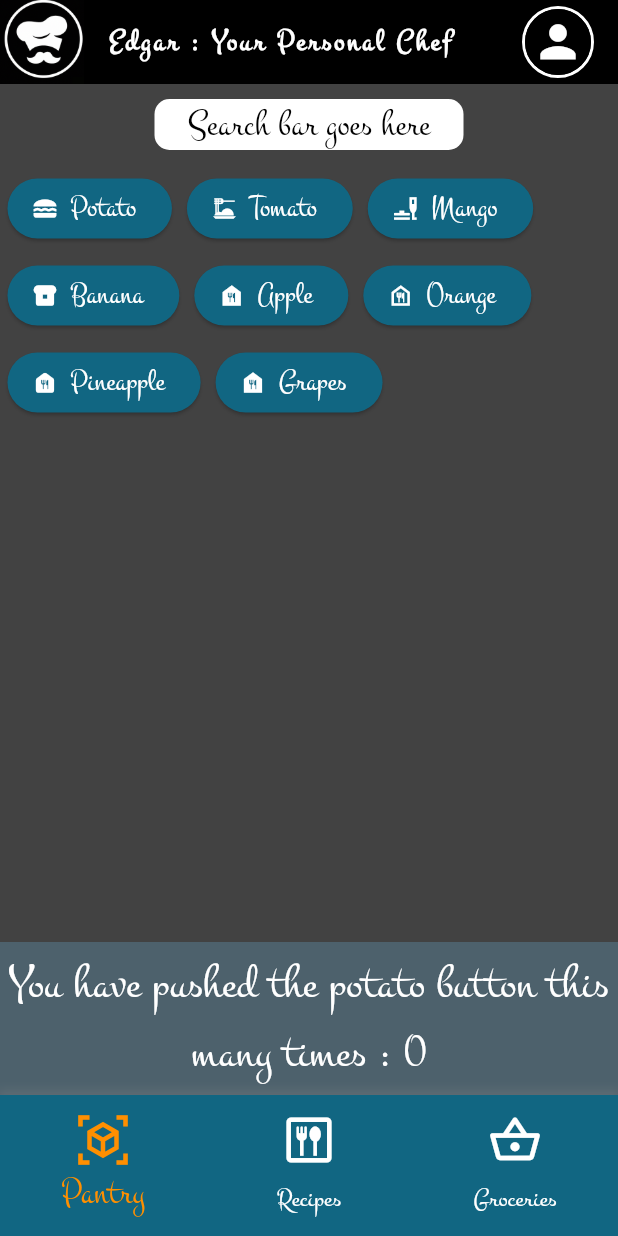
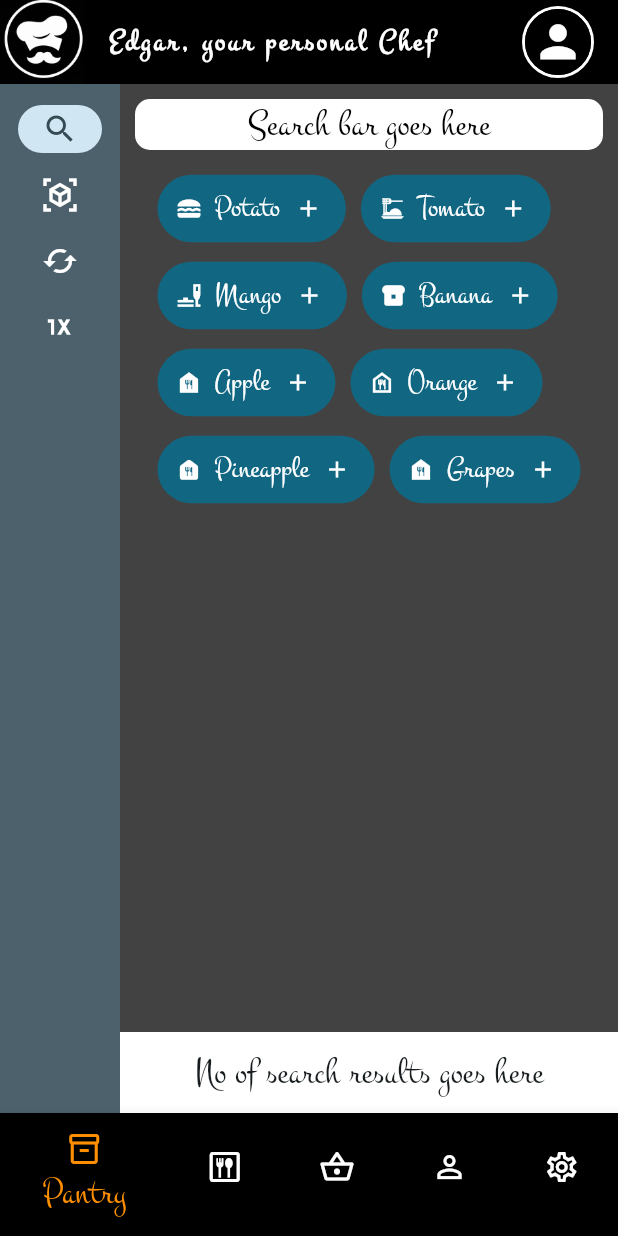
Before and after one commit to cryptoblivious/Edgar, a Flutter app: the screen it shows after launch, on a phone screen of 412 x 824 dp. Run offline on Flutter 3.47's test engine with Material 2 defaults, Android fonts, the phone set to English and light mode, and no system bars.

Commit message:
Search submenu going on well and multiple submenu placeholders added

```diff
--- a/lib/main.dart
+++ b/lib/main.dart
@@ -16,45 +16,60 @@ class App extends StatelessWidget {
           fontFamily: 'Montez',
           useMaterial3: true,
           splashColor: Colors.amber[800]!.withAlpha(50)),
-      home: const Home(titleTextValue: 'Edgar : Your Personal Chef'),
+      home: const Home(),
     );
   }
 }
 
 class Home extends StatefulWidget {
-  const Home({super.key, required this.titleTextValue});
-
-  final String titleTextValue;
+  const Home({super.key});
 
   @override
   State<Home> createState() => _HomeState();
 }
 
 class _HomeState extends State<Home> {
-  int _selectedIndex = 0;
+  int _selectedMenuIndex = 0;
 
   void _onItemTapped(int index) {
     setState(() {
-      _selectedIndex = index;
-      print(_selectedIndex);
+      _selectedMenuIndex = index;
     });
   }
 
   @override
   Widget build(BuildContext context) {
     Widget body;
-    switch (_selectedIndex) {
+    switch (_selectedMenuIndex) {
       case 0:
-        body = const PantryBody();
+        body = const PantryPage();
         break;
       case 1:
-        body = const Text('Recipes');
+        body = Container(
+            color: Theme.of(context).colorScheme.primaryContainer,
+            child: const Center(
+                child: Text('Recipes', style: TextStyle(fontSize: 64))));
         break;
       case 2:
-        body = const Text('Groceries');
+        body = Container(
+            color: Theme.of(context).colorScheme.primaryContainer,
+            child: const Center(
+                child: Text('Groceries', style: TextStyle(fontSize: 64))));
+        break;
+      case 3:
+        body = Container(
+            color: Theme.of(context).colorScheme.primaryContainer,
+            child: const Center(
+                child: Text('Profile', style: TextStyle(fontSize: 64))));
+        break;
+      case 4:
+        body = Container(
+            color: Theme.of(context).colorScheme.primaryContainer,
+            child: const Center(
+                child: Text('Settings', style: TextStyle(fontSize: 64))));
         break;
       default:
-        body = const Text('Pantry');
+        throw UnimplementedError('No widget for index $_selectedMenuIndex');
     }
     return Scaffold(
         appBar: AppBar(
@@ -64,7 +79,7 @@ class _HomeState extends State<Home> {
           title: Row(
             mainAxisAlignment: MainAxisAlignment.spaceBetween,
             children: [
-              Text(widget.titleTextValue,
+              Text('Edgar, your personal Chef',
                   style: TextStyle(
                     color: Theme.of(context).colorScheme.onPrimary,
                     fontWeight: FontWeight.bold,
@@ -92,73 +107,87 @@ class _HomeState extends State<Home> {
           centerTitle: true,
         ),
         body: body,
-        bottomNavigationBar: Container(
-          decoration: BoxDecoration(
-            color: Theme.of(context)
-                .colorScheme
-                .background, // Set the desired background color for the ledge
-            boxShadow: [
-              BoxShadow(
-                color: Colors.grey.withOpacity(0.3),
-                blurRadius: 5,
-                spreadRadius: 2,
-              ),
-            ],
-          ),
-          child: BottomNavigationBar(
-            currentIndex: _selectedIndex,
+        bottomNavigationBar: BottomNavigationBar(
+          currentIndex: _selectedMenuIndex,
           onTap: _onItemTapped,
-            iconSize: 36,
+          iconSize: 24,
           unselectedItemColor: Theme.of(context).colorScheme.onPrimary,
           selectedItemColor: Colors.amber[800],
           unselectedFontSize: 18,
           selectedFontSize: 24,
           landscapeLayout: BottomNavigationBarLandscapeLayout.centered,
-            backgroundColor: Theme.of(context).colorScheme.primary,
           items: const <BottomNavigationBarItem>[
             BottomNavigationBarItem(
-                icon: Icon(Icons.view_in_ar_sharp),
+                icon: Icon(Icons.inventory_2_outlined),
                 label: 'Pantry',
-              ),
+                backgroundColor: Colors.black),
             BottomNavigationBarItem(
                 icon: Icon(Icons.dining_outlined),
                 label: 'Recipes',
-              ),
+                backgroundColor: Colors.black),
             BottomNavigationBarItem(
                 icon: Icon(Icons.shopping_basket_outlined),
                 label: 'Groceries',
-              ),
+                backgroundColor: Colors.black),
+            BottomNavigationBarItem(
+                icon: Icon(Icons.person_outline),
+                label: 'Profile',
+                backgroundColor: Colors.black),
+            BottomNavigationBarItem(
+                icon: Icon(Icons.settings_outlined),
+                label: 'Settings',
+                backgroundColor: Colors.black),
           ],
-          ),
         ));
   }
 }
 
-class ProductIconLabelButton extends StatelessWidget {
+class ProductIconLabelButton extends StatefulWidget {
   const ProductIconLabelButton(
-      {super.key,
-      required this.productName,
-      required this.productIcon,
-      required this.onPressed});
+      {super.key, required this.productName, required this.productIcon});
 
   final String productName;
   final IconData productIcon;
-  final VoidCallback? onPressed;
+
+  @override
+  State<ProductIconLabelButton> createState() => _ProductIconLabelButtonState();
+}
+
+class _ProductIconLabelButtonState extends State<ProductIconLabelButton> {
+  List<IconData> icons = [
+    Icons.add,
+    Icons.cached,
+    Icons.one_x_mobiledata,
+  ];
+
+  void _rotateIcon() {
+    setState(() {
+      //make it so the second icon is the first icon, and the first icon is the last icon
+      icons.add(icons.removeAt(0));
+    });
+  }
 
   @override
   Widget build(BuildContext context) {
     return Container(
       margin: const EdgeInsets.all(5),
-      child: ElevatedButton.icon(
-        onPressed: onPressed,
+      child: TextButton.icon(
+        onPressed: _rotateIcon,
         icon: Icon(
-          productIcon,
+          widget.productIcon,
         ),
-        label: Text(
-          productName,
+        label: Row(
+          mainAxisSize: MainAxisSize.min,
+          children: [
+            Text(
+              widget.productName,
               style: const TextStyle(
                 fontSize: 20,
               ),
+            ),
+            const SizedBox(width: 10),
+            Icon(icons[0]),
+          ],
         ),
         style: ButtonStyle(
           foregroundColor: MaterialStateProperty.all<Color>(
@@ -181,39 +210,37 @@ class ProductIconLabelButton extends StatelessWidget {
   }
 }
 
-class PantryBody extends StatefulWidget {
-  const PantryBody({super.key});
+class PantrySearchContent extends StatefulWidget {
+  const PantrySearchContent({super.key});
 
   @override
-  State<PantryBody> createState() => _PantryBodyState();
+  State<PantrySearchContent> createState() => _PantrySearchContentState();
 }
 
-class _PantryBodyState extends State<PantryBody> {
-  int _counter = 0;
+class _PantrySearchContentState extends State<PantrySearchContent> {
+  String? selectedItem;
 
-  void _incrementCounter() {
+  void _setSelectedItem(String e) {
     setState(() {
-      _counter++;
+      selectedItem = e;
     });
   }
 
   @override
   Widget build(BuildContext context) {
-    return Container(
-      width: double.infinity,
+    return Expanded(
+      child: Container(
         color: Colors.grey[800],
         child: Column(
-        crossAxisAlignment: CrossAxisAlignment.start,
           children: <Widget>[
-          Center(
-            child: LayoutBuilder(
+            LayoutBuilder(
               builder: (BuildContext context, BoxConstraints constraints) {
                 return Container(
                   margin: const EdgeInsets.all(10),
                   decoration: BoxDecoration(
                       color: Colors.white,
                       borderRadius: BorderRadius.circular(10)),
-                  width: constraints.maxWidth * 0.5,
+                  width: constraints.maxWidth,
                   child: const Text(
                     'Search bar goes here',
                     textAlign: TextAlign.center,
@@ -222,61 +249,151 @@ class _PantryBodyState extends State<PantryBody> {
                 );
               },
             ),
-          ),
-          Expanded(
+            const Expanded(
               child: Wrap(
-              alignment: WrapAlignment.start,
                 children: [
                   ProductIconLabelButton(
                     productName: 'Potato',
                     productIcon: Icons.lunch_dining,
-                    onPressed: _incrementCounter),
+                  ),
                   ProductIconLabelButton(
                     productName: 'Tomato',
                     productIcon: Icons.dinner_dining,
-                    onPressed: () {}),
+                  ),
                   ProductIconLabelButton(
                     productName: 'Mango',
                     productIcon: Icons.brunch_dining,
-                    onPressed: () {}),
+                  ),
                   ProductIconLabelButton(
                     productName: 'Banana',
                     productIcon: Icons.breakfast_dining,
-                    onPressed: () {}),
+                  ),
                   ProductIconLabelButton(
                     productName: 'Apple',
                     productIcon: Icons.food_bank,
-                    onPressed: () {}),
+                  ),
                   ProductIconLabelButton(
                     productName: 'Orange',
                     productIcon: Icons.food_bank_outlined,
-                    onPressed: () {}),
+                  ),
                   ProductIconLabelButton(
                     productName: 'Pineapple',
                     productIcon: Icons.food_bank_rounded,
-                    onPressed: () {}),
+                  ),
                   ProductIconLabelButton(
                     productName: 'Grapes',
                     productIcon: Icons.food_bank_sharp,
-                    onPressed: () {}),
+                  ),
                 ],
               ),
             ),
             Container(
               width: double.infinity,
-            padding: const EdgeInsets.all(5),
-            color: Theme.of(context).colorScheme.secondary,
-            child: Text(
-              'You have pushed the potato button this many times : $_counter',
-              textAlign: TextAlign.center,
-              style: TextStyle(
-                fontSize: 32,
-                color: Theme.of(context).colorScheme.onSecondary,
-              ),
-            ),
+              color: Colors.white,
+              padding: const EdgeInsets.all(10),
+              child: const Text('No of search results goes here',
+                  textAlign: TextAlign.center, style: TextStyle(fontSize: 24)),
             ),
           ],
+        ),
       ),
     );
   }
 }
+
+class PantryPage extends StatefulWidget {
+  const PantryPage({super.key});
+
+  @override
+  State<PantryPage> createState() => _PantryPageState();
+}
+
+class _PantryPageState extends State<PantryPage> {
+  int _selectedSubmenuIndex = 0;
+
+  @override
+  Widget build(BuildContext context) {
+    Widget body;
+    switch (_selectedSubmenuIndex) {
+      case 0:
+        body = const PantrySearchContent();
+        break;
+      case 1:
+        body = Expanded(
+          child: Container(
+              color: Theme.of(context).colorScheme.primaryContainer,
+              child: const Center(
+                  child: Text('Inventory', style: TextStyle(fontSize: 64)))),
+        );
+        break;
+      case 2:
+        body = Expanded(
+          child: Container(
+              color: Theme.of(context).colorScheme.primaryContainer,
+              child: const Center(
+                  child: Text('Staples', style: TextStyle(fontSize: 64)))),
+        );
+        break;
+      case 3:
+        body = Expanded(
+          child: Container(
+              color: Theme.of(context).colorScheme.primaryContainer,
+              child: const Center(
+                  child: Text('One timers', style: TextStyle(fontSize: 64)))),
+        );
+      default:
+        throw UnimplementedError('No widget for index $_selectedSubmenuIndex');
+    }
+    return LayoutBuilder(
+      builder: (BuildContext context, BoxConstraints constraints) => Container(
+        width: double.infinity,
+        color: Colors.grey[800],
+        child: Row(
+          children: [
+            SafeArea(
+                child: NavigationRail(
+              backgroundColor: Theme.of(context).colorScheme.secondary,
+              selectedIndex: _selectedSubmenuIndex,
+              unselectedIconTheme: IconThemeData(
+                  color: Theme.of(context).colorScheme.onSecondary),
+              unselectedLabelTextStyle:
+                  TextStyle(color: Theme.of(context).colorScheme.onSecondary),
+              selectedLabelTextStyle: TextStyle(
+                  color: Theme.of(context).colorScheme.onSecondary,
+                  fontWeight: FontWeight.bold),
+              onDestinationSelected: (int index) {
+                setState(() {
+                  _selectedSubmenuIndex = index;
+                });
+              },
+              extended: constraints.maxWidth >= 600,
+              destinations: const [
+                NavigationRailDestination(
+                  icon: Icon(Icons.search),
+                  selectedIcon: Icon(Icons.search),
+                  label: Text('Search'),
+                ),
+                NavigationRailDestination(
+                  icon: Icon(Icons.view_in_ar_sharp),
+                  selectedIcon: Icon(Icons.view_in_ar_sharp),
+                  label: Text('Inventory'),
+                ),
+                NavigationRailDestination(
+                  icon: Icon(Icons.cached_outlined),
+                  selectedIcon: Icon(Icons.cached_outlined),
+                  label: Text('Staples'),
+                ),
+                NavigationRailDestination(
+                  icon: Icon(Icons.one_x_mobiledata_outlined),
+                  selectedIcon: Icon(Icons.one_x_mobiledata_outlined),
+                  label: Text('One timers'),
+                ),
+              ],
+            )),
+            body,
+          ],
+        ),
+      ),
+    );
+  }
+}
```
Lines whose indentation alone changed are shown as unchanged.
